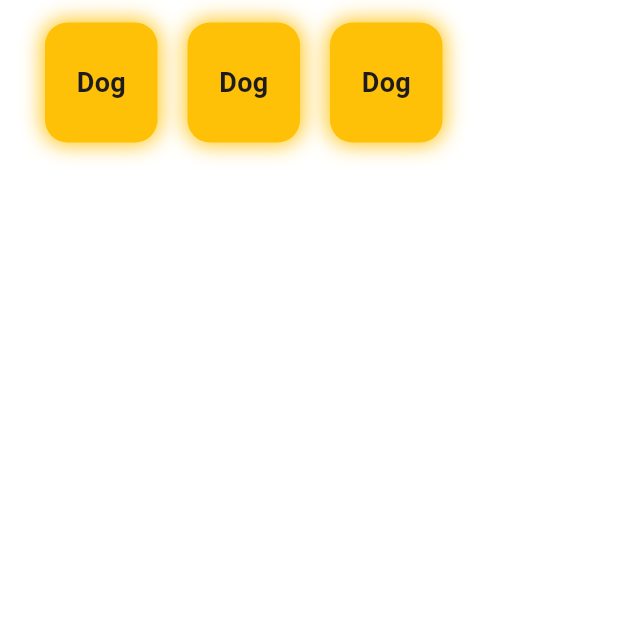
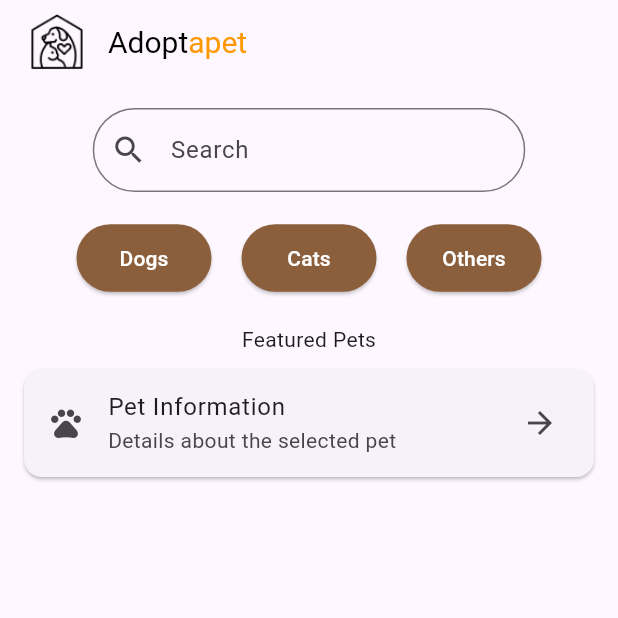
Before and after one commit to ST60002CEM/batch32b-nihistha, a Flutter app: the screen it shows after launch, on a phone screen of 412 x 824 dp, the top half of it. Run offline on Flutter 3.47's test engine with Material 3 defaults, Android fonts, the phone set to English and light mode, and no system bars; our stand-ins replace carousel_slider, dartz, dio, equatable, flutter_riverpod, flutter_svg and 3 more; accounts and stored records are empty; generated files the repository leaves out were written again.

Commit message:
dashboard changes made

```diff
--- a/lib/feature/home/presentation/view/home_view.dart
+++ b/lib/feature/home/presentation/view/home_view.dart
@@ -19,112 +19,127 @@ class _HomeViewState extends ConsumerState<HomeView> {
   // ];
 //   final int pet = 3;
 //   final categories = 3;
-//   @override
+  @override
   Widget build(BuildContext context) {
-    return Scaffold(
-      backgroundColor: Colors.white,
-      body: SafeArea(
-        child: SingleChildScrollView(
+    return MaterialApp(
+      home: Scaffold(
+        appBar: AppBar(
+          leading: Padding(
+            padding: const EdgeInsets.only(left: 20.0), // Add padding to the left
+            child: Image.asset('assets/images/logo.png'),
+          ),
+          title: RichText(
+            text: const TextSpan(
+              children: [
+                TextSpan(
+                  text: 'Adopt',
+                  style: TextStyle(
+                    fontSize: 20,
+                    color: Colors.black,
+                  ),
+                ),
+                TextSpan(
+                  text: 'apet',
+                  style: TextStyle(
+                    fontSize: 20,
+                    color: Colors.orange,
+                  ),
+                ),
+              ],
+            ),
+          ),
+          // backgroundColor: Color(0xFFB2967D),
+        ),
+        body: Padding(
+          padding: const EdgeInsets.all(16.0),
           child: Column(
             crossAxisAlignment: CrossAxisAlignment.center,
-            children: [
-              SizedBox(
-                height: 100,
-                child: GestureDetector(
-                  onTap: (){},
-                  child: Padding(
-                    padding: const EdgeInsets.only(
-                      left: 30,
-                      top: 10,
-                    ),
-                    child: Row(
+
             children: [
               Container(
-                      height: 80,
-                      width: 75,
-                      decoration: BoxDecoration(
-                        color: Colors.amber,
-                        borderRadius: BorderRadius.circular(15),
-                        boxShadow: const [
-                          BoxShadow(
-                            color: Colors.amber,
-                            blurRadius: 12,
-                            spreadRadius: 1,
-                          )
-                        ],
+                width: MediaQuery.of(context).size.width * 0.7, // Adjust width as needed
+                child: TextField(
+                  decoration: InputDecoration(
+                    hintText: 'Search',
+                    border: OutlineInputBorder(
+                      borderRadius: BorderRadius.circular(30),
+                      borderSide: BorderSide(color: Color(0xFF8B5E3C)), // Brown border
                     ),
-                      child: const Center(
-                        child: Text(
-                          "Dog",
-                          style: TextStyle(
-                            fontWeight: FontWeight.bold,
-                            fontSize: 18,
+                    prefixIcon: Icon(Icons.search),
                   ),
                 ),
               ),
+              SizedBox(height: 20),
+              Row(
+                mainAxisAlignment: MainAxisAlignment.center,
+                children: [
+                  ElevatedButton(
+                    onPressed: () {},
+                    style: ElevatedButton.styleFrom(
+                      fixedSize: Size(90, 45),
+                      backgroundColor: Color(0xFF8B5E3C),
+                      shape: RoundedRectangleBorder(
+                        borderRadius: BorderRadius.circular(30),
                       ),
-                    SizedBox(
-                      width: 20,
+                      padding: EdgeInsets.symmetric(horizontal: 20, vertical: 10),
                     ),
-                    Container(
-                      height: 80,
-                      width: 75,
-                      decoration: BoxDecoration(
-                        color: Colors.amber,
-                        borderRadius: BorderRadius.circular(15),
-                        boxShadow: const [
-                          BoxShadow(
-                            color: Colors.amber,
-                            blurRadius: 12,
-                            spreadRadius: 1,
-                          )
+                    child: Text(
+                      'Dogs',
+                      style: TextStyle(color: Colors.white),
+                    ),
+                  ),
+                  SizedBox(width: 20),
+                  ElevatedButton(
+                    onPressed: () {},
+                    style: ElevatedButton.styleFrom(
+                      fixedSize: Size(90, 45),
+                      backgroundColor: Color(0xFF8B5E3C),
+                      shape: RoundedRectangleBorder(
+                        borderRadius: BorderRadius.circular(30),
+                      ),
+                      padding: EdgeInsets.symmetric(horizontal: 20, vertical: 10),
+                    ),
+                    child: Text(
+                      'Cats',
+                      style: TextStyle(color: Colors.white),
+                    ),
+                  ),
+                  SizedBox(width: 20),
+                  ElevatedButton(
+                    onPressed: () {},
+                    style: ElevatedButton.styleFrom(
+                      fixedSize: Size(90, 45),
+                      backgroundColor: Color(0xFF8B5E3C),
+                      shape: RoundedRectangleBorder(
+                        borderRadius: BorderRadius.circular(30),
+                      ),
+                      padding: EdgeInsets.symmetric(horizontal: 20, vertical: 10),
+                    ),
+                    child: Text(
+                      'Others',
+                      style: TextStyle(color: Colors.white),
+                    ),
+                  ),
                 ],
               ),
-                      child: const Center(
-                        child: Text(
-                          "Dog",
+              const SizedBox(height: 20),
+              Text("Featured Pets",
                 style: TextStyle(
-                            fontWeight: FontWeight.bold,
-                            fontSize: 18,
+
+                ),),
+              Card(
+                margin: const EdgeInsets.symmetric(vertical: 10),
+                child: ListTile(
+                  leading: Icon(Icons.pets), // Example icon, replace with your content
+                  title: Text('Pet Information'), // Example title, replace with your content
+                  subtitle: Text('Details about the selected pet'), // Example subtitle, replace with your content
+                  trailing: Icon(Icons.arrow_forward), // Example trailing icon, replace with your content
+                  onTap: () {
+                    // Handle tap event
+                  },
                 ),
               ),
-                      ),
-                    ),
-                        SizedBox(
-                          width: 20,
-                        ),
-                        Container(
-                          height: 80,
-                          width: 75,
-                          decoration: BoxDecoration(
-                            color: Colors.amber,
-                            borderRadius: BorderRadius.circular(15),
-                            boxShadow: const [
-                              BoxShadow(
-                                color: Colors.amber,
-                                blurRadius: 12,
-                                spreadRadius: 1,
-                              )
             ],
-                          ),
-                          child: const Center(
-                            child: Text(
-                              "Dog",
-                              style: TextStyle(
-                                fontWeight: FontWeight.bold,
-                                fontSize: 18,
-                              ),
-                            ),
-                          ),
-                        ),
-
-                      ],
-                  ),
-                ),
-              )
-              ),
-  ]
-
           ),
         ),
       ),
```
Lines whose indentation alone changed are shown as unchanged.
